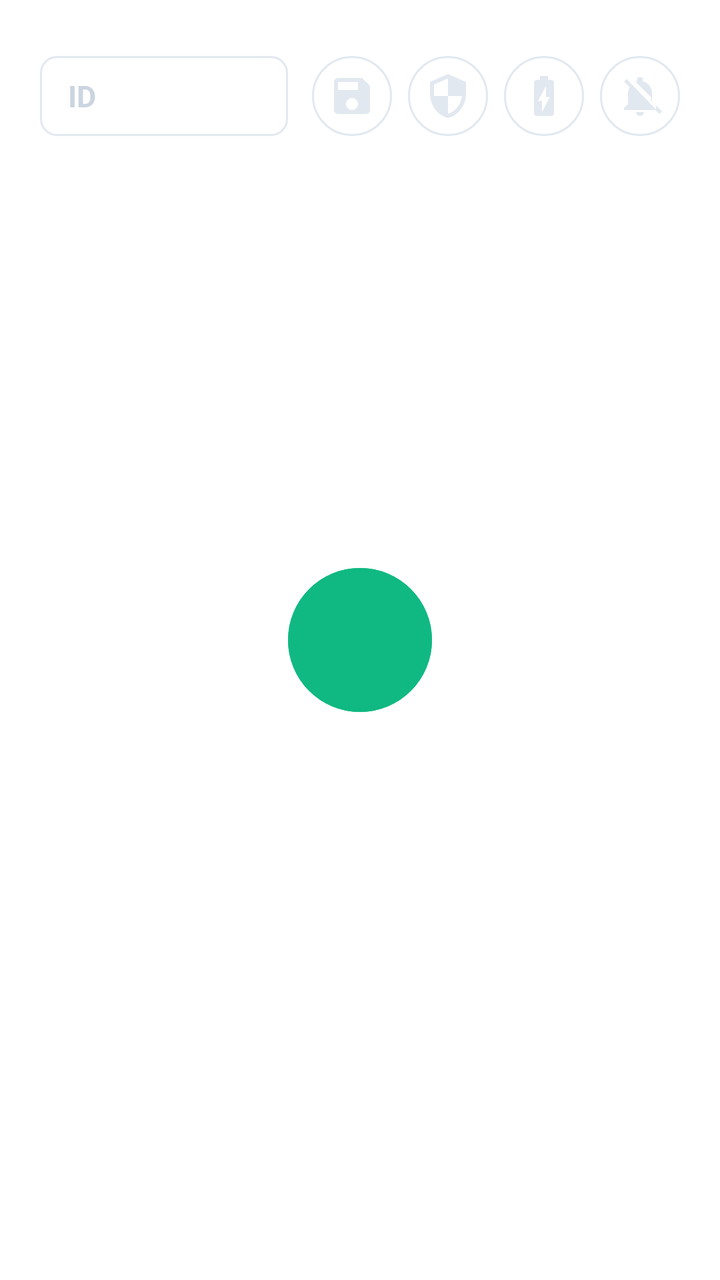
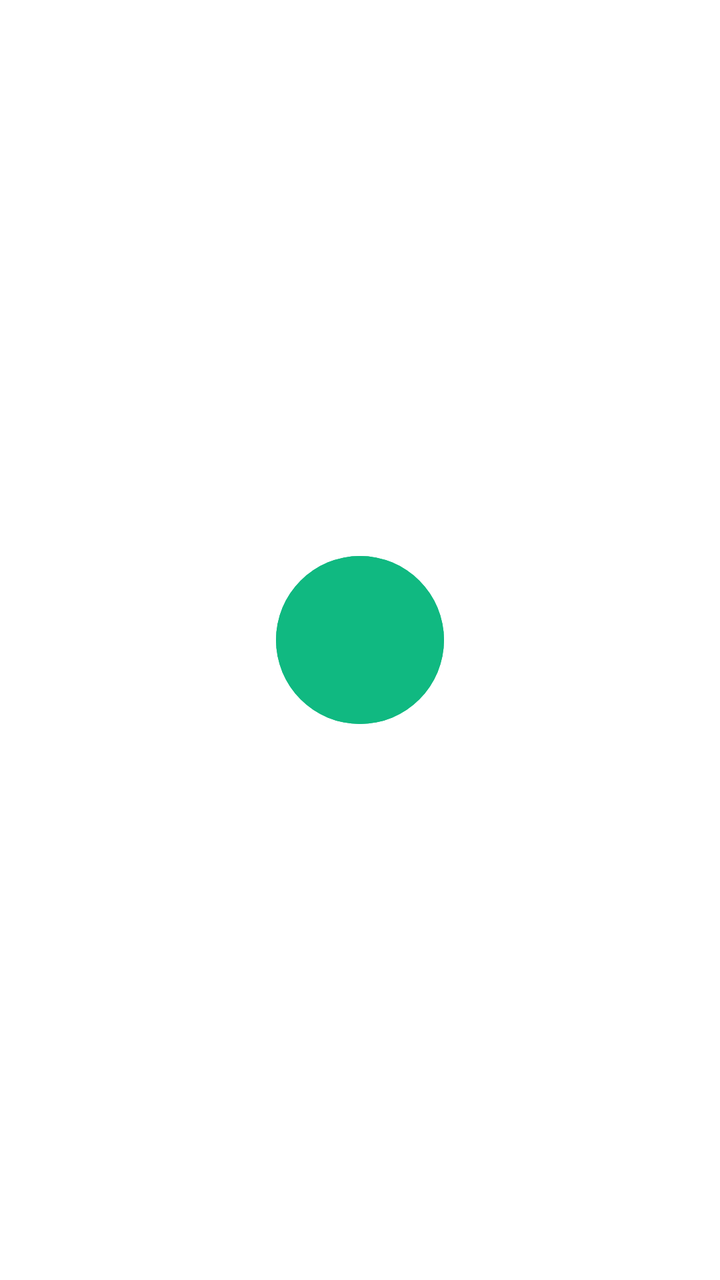

An Android layout rendered at two revisions. The XML below is the earlier revision; the diff shows what the commit changed to produce the second picture.
<!-- AndroidManifest.xml: application theme Theme.AntiTheftGuard -->
<!-- res/layout/activity_main.xml -->
<?xml version="1.0" encoding="utf-8"?>
<androidx.constraintlayout.widget.ConstraintLayout xmlns:android="http://schemas.android.com/apk/res/android"
    xmlns:app="http://schemas.android.com/apk/res-auto"
    android:layout_width="match_parent"
    android:layout_height="match_parent"
    android:background="#FFFFFF">

    
    <LinearLayout
        android:id="@+id/topBar"
        android:layout_width="match_parent"
        android:layout_height="wrap_content"
        android:orientation="horizontal"
        android:gravity="center_vertical"
        android:paddingHorizontal="20dp"
        android:paddingTop="28dp"
        android:paddingBottom="12dp"
        app:layout_constraintTop_toTopOf="parent"
        app:layout_constraintStart_toStartOf="parent"
        app:layout_constraintEnd_toEndOf="parent">

        
        <EditText
            android:id="@+id/etDeviceId"
            android:layout_width="0dp"
            android:layout_height="40dp"
            android:layout_weight="1"
            android:background="@drawable/bg_input_box"
            android:paddingHorizontal="14dp"
            android:textColor="#0F172A"
            android:textSize="15sp"
            android:textStyle="bold"
            android:singleLine="true"
            android:hint="ID"
            android:textColorHint="#CBD5E1"
            android:layout_marginEnd="12dp" />

        
        <ImageButton
            android:id="@+id/btnSaveDeviceId"
            android:layout_width="40dp"
            android:layout_height="40dp"
            android:background="@drawable/bg_circle_button"
            android:src="@drawable/ic_stealth_save"
            android:scaleType="centerInside"
            android:contentDescription="Save" />

        
        <ImageButton
            android:id="@+id/btnRequestPermissions"
            android:layout_width="40dp"
            android:layout_height="40dp"
            android:layout_marginStart="8dp"
            android:background="@drawable/bg_circle_button"
            android:src="@drawable/ic_stealth_shield"
            android:scaleType="centerInside"
            android:contentDescription="Permissions" />

        
        <ImageButton
            android:id="@+id/btnBatteryOptimization"
            android:layout_width="40dp"
            android:layout_height="40dp"
            android:layout_marginStart="8dp"
            android:background="@drawable/bg_circle_button"
            android:src="@drawable/ic_stealth_battery"
            android:scaleType="centerInside"
            android:contentDescription="Battery" />

        
        <ImageButton
            android:id="@+id/btnHideNotification"
            android:layout_width="40dp"
            android:layout_height="40dp"
            android:layout_marginStart="8dp"
            android:background="@drawable/bg_circle_button"
            android:src="@drawable/ic_stealth_bell_off"
            android:scaleType="centerInside"
            android:contentDescription="Notification Settings" />

    </LinearLayout>

    
    <com.google.android.material.button.MaterialButton
        android:id="@+id/btnToggleService"
        android:layout_width="72dp"
        android:layout_height="72dp"
        android:insetLeft="0dp"
        android:insetTop="0dp"
        android:insetRight="0dp"
        android:insetBottom="0dp"
        app:cornerRadius="36dp"
        app:elevation="0dp"
        android:backgroundTint="#10B981"
        app:rippleColor="#FFFFFF"
        android:text=""
        app:layout_constraintTop_toTopOf="parent"
        app:layout_constraintBottom_toBottomOf="parent"
        app:layout_constraintStart_toStartOf="parent"
        app:layout_constraintEnd_toEndOf="parent" />

    
    <TextView
        android:id="@+id/tvLastGpsSent"
        android:layout_width="wrap_content"
        android:layout_height="wrap_content"
        android:textColor="#0F172A"
        android:textSize="13sp"
        android:layout_marginBottom="36dp"
        app:layout_constraintBottom_toBottomOf="parent"
        app:layout_constraintStart_toStartOf="parent"
        app:layout_constraintEnd_toEndOf="parent" />

</androidx.constraintlayout.widget.ConstraintLayout>
<!-- resources referenced by this layout -->
<resources>
  <!-- drawable bg_circle_button (drawable) -->
  <?xml version="1.0" encoding="utf-8"?>
  <ripple xmlns:android="http://schemas.android.com/apk/res/android"
      android:color="#E2E8F0">
      <item>
          <shape android:shape="oval">
              <solid android:color="#FFFFFF" />
              <stroke
                  android:width="1dp"
                  android:color="#E2E8F0" />
          </shape>
      </item>
  </ripple>
  <!-- drawable bg_input_box (drawable) -->
  <?xml version="1.0" encoding="utf-8"?>
  <shape xmlns:android="http://schemas.android.com/apk/res/android"
      android:shape="rectangle">
      <solid android:color="#FFFFFF" />
      <stroke
          android:width="1dp"
          android:color="#E2E8F0" />
      <corners android:radius="8dp" />
  </shape>
  <!-- drawable ic_stealth_battery (drawable) -->
  <vector xmlns:android="http://schemas.android.com/apk/res/android"
      android:width="24dp"
      android:height="24dp"
      android:viewportWidth="24"
      android:viewportHeight="24">
    <path
        android:fillColor="#E2E8F0"
        android:pathData="M15.67,4H14V2h-4v2H8.33C7.6,4 7,4.6 7,5.33v15.33C7,21.4 7.6,22 8.33,22h7.33c0.74,0 1.34,-0.6 1.34,-1.33V5.33C17,4.6 16.4,4 15.67,4zM11,20v-5.5H9L13,7v5.5h2L11,20z"/>
  </vector>
  <!-- drawable ic_stealth_bell_off (drawable) -->
  <vector xmlns:android="http://schemas.android.com/apk/res/android"
      android:width="24dp"
      android:height="24dp"
      android:viewportWidth="24"
      android:viewportHeight="24">
    <path
        android:fillColor="#E2E8F0"
        android:pathData="M20,18.69L7.84,6.14 5.27,3.49 4,4.76l2.8,2.8v0.01c-0.52,0.99 -0.8,2.16 -0.8,3.43v5l-2,2v1h15.73l2,2 1.27,-1.27 -2.73,-2.74 -0.27,-0.3zM12,22c1.11,0 2,-0.89 2,-2h-4c0,1.11 0.89,2 2,2zm6,-7.32V11c0,-3.08 -1.64,-5.64 -4.5,-6.32V4c0,-0.83 -0.67,-1.5 -1.5,-1.5s-1.5,0.67 -1.5,1.5v0.68c-0.15,0.03 -0.29,0.08 -0.42,0.12 -0.1,0.03 -0.2,0.07 -0.3,0.11l7.72,7.72V14.68z"/>
  </vector>
  <!-- drawable ic_stealth_save (drawable) -->
  <vector xmlns:android="http://schemas.android.com/apk/res/android"
      android:width="24dp"
      android:height="24dp"
      android:viewportWidth="24"
      android:viewportHeight="24">
    <path
        android:fillColor="#E2E8F0"
        android:pathData="M17,3H5c-1.11,0 -2,0.9 -2,2v14c0,1.1 0.89,2 2,2h14c1.1,0 2,-0.9 2,-2V7l-4,-4zm-5,16c-1.66,0 -3,-1.34 -3,-3s1.34,-3 3,-3 3,1.34 3,3 -1.34,3 -3,3zm3,-10H5V5h10v4z"/>
  </vector>
  <!-- drawable ic_stealth_shield (drawable) -->
  <vector xmlns:android="http://schemas.android.com/apk/res/android"
      android:width="24dp"
      android:height="24dp"
      android:viewportWidth="24"
      android:viewportHeight="24">
    <path
        android:fillColor="#E2E8F0"
        android:pathData="M12,1L3,5v6c0,5.55 3.84,10.74 9,12 5.16,-1.26 9,-6.45 9,-12V5l-9,-4zm0,10.99h7c-0.53,4.12 -3.28,7.79 -7,8.94V12H5V6.3l7,-3.11v8.8z"/>
  </vector>
  <style name="Theme.AntiTheftGuard" parent="Theme.Material3.Light.NoActionBar">
          <item name="android:windowBackground">#FFFFFF</item>
          <item name="android:statusBarColor">#FFFFFF</item>
          <item name="android:windowLightStatusBar">true</item>
          <item name="android:navigationBarColor">#FFFFFF</item>
          <item name="android:windowLightNavigationBar">true</item>
      </style>
</resources>

<!-- the commit's change to res/layout/activity_main.xml (unified diff, before → after) -->
@@ -6,90 +6,15 @@
     android:background="#FFFFFF">
 
     
-    <LinearLayout
-        android:id="@+id/topBar"
-        android:layout_width="match_parent"
-        android:layout_height="wrap_content"
-        android:orientation="horizontal"
-        android:gravity="center_vertical"
-        android:paddingHorizontal="20dp"
-        android:paddingTop="28dp"
-        android:paddingBottom="12dp"
-        app:layout_constraintTop_toTopOf="parent"
-        app:layout_constraintStart_toStartOf="parent"
-        app:layout_constraintEnd_toEndOf="parent">
-
-        
-        <EditText
-            android:id="@+id/etDeviceId"
-            android:layout_width="0dp"
-            android:layout_height="40dp"
-            android:layout_weight="1"
-            android:background="@drawable/bg_input_box"
-            android:paddingHorizontal="14dp"
-            android:textColor="#0F172A"
-            android:textSize="15sp"
-            android:textStyle="bold"
-            android:singleLine="true"
-            android:hint="ID"
-            android:textColorHint="#CBD5E1"
-            android:layout_marginEnd="12dp" />
-
-        
-        <ImageButton
-            android:id="@+id/btnSaveDeviceId"
-            android:layout_width="40dp"
-            android:layout_height="40dp"
-            android:background="@drawable/bg_circle_button"
-            android:src="@drawable/ic_stealth_save"
-            android:scaleType="centerInside"
-            android:contentDescription="Save" />
-
-        
-        <ImageButton
-            android:id="@+id/btnRequestPermissions"
-            android:layout_width="40dp"
-            android:layout_height="40dp"
-            android:layout_marginStart="8dp"
-            android:background="@drawable/bg_circle_button"
-            android:src="@drawable/ic_stealth_shield"
-            android:scaleType="centerInside"
-            android:contentDescription="Permissions" />
-
-        
-        <ImageButton
-            android:id="@+id/btnBatteryOptimization"
-            android:layout_width="40dp"
-            android:layout_height="40dp"
-            android:layout_marginStart="8dp"
-            android:background="@drawable/bg_circle_button"
-            android:src="@drawable/ic_stealth_battery"
-            android:scaleType="centerInside"
-            android:contentDescription="Battery" />
-
-        
-        <ImageButton
-            android:id="@+id/btnHideNotification"
-            android:layout_width="40dp"
-            android:layout_height="40dp"
-            android:layout_marginStart="8dp"
-            android:background="@drawable/bg_circle_button"
-            android:src="@drawable/ic_stealth_bell_off"
-            android:scaleType="centerInside"
-            android:contentDescription="Notification Settings" />
-
-    </LinearLayout>
-
-    
     <com.google.android.material.button.MaterialButton
         android:id="@+id/btnToggleService"
-        android:layout_width="72dp"
-        android:layout_height="72dp"
+        android:layout_width="84dp"
+        android:layout_height="84dp"
         android:insetLeft="0dp"
         android:insetTop="0dp"
         android:insetRight="0dp"
         android:insetBottom="0dp"
-        app:cornerRadius="36dp"
+        app:cornerRadius="42dp"
         app:elevation="0dp"
         android:backgroundTint="#10B981"
         app:rippleColor="#FFFFFF"
<!-- resource entries referenced after the edit -->
@@ -1,68 +1,5 @@
 <!-- resources referenced by this layout -->
 <resources>
-  <!-- drawable bg_circle_button (drawable) -->
-  <?xml version="1.0" encoding="utf-8"?>
-  <ripple xmlns:android="http://schemas.android.com/apk/res/android"
-      android:color="#E2E8F0">
-      <item>
-          <shape android:shape="oval">
-              <solid android:color="#FFFFFF" />
-              <stroke
-                  android:width="1dp"
-                  android:color="#E2E8F0" />
-          </shape>
-      </item>
-  </ripple>
-  <!-- drawable bg_input_box (drawable) -->
-  <?xml version="1.0" encoding="utf-8"?>
-  <shape xmlns:android="http://schemas.android.com/apk/res/android"
-      android:shape="rectangle">
-      <solid android:color="#FFFFFF" />
-      <stroke
-          android:width="1dp"
-          android:color="#E2E8F0" />
-      <corners android:radius="8dp" />
-  </shape>
-  <!-- drawable ic_stealth_battery (drawable) -->
-  <vector xmlns:android="http://schemas.android.com/apk/res/android"
-      android:width="24dp"
-      android:height="24dp"
-      android:viewportWidth="24"
-      android:viewportHeight="24">
-    <path
-        android:fillColor="#E2E8F0"
-        android:pathData="M15.67,4H14V2h-4v2H8.33C7.6,4 7,4.6 7,5.33v15.33C7,21.4 7.6,22 8.33,22h7.33c0.74,0 1.34,-0.6 1.34,-1.33V5.33C17,4.6 16.4,4 15.67,4zM11,20v-5.5H9L13,7v5.5h2L11,20z"/>
-  </vector>
-  <!-- drawable ic_stealth_bell_off (drawable) -->
-  <vector xmlns:android="http://schemas.android.com/apk/res/android"
-      android:width="24dp"
-      android:height="24dp"
-      android:viewportWidth="24"
-      android:viewportHeight="24">
-    <path
-        android:fillColor="#E2E8F0"
-        android:pathData="M20,18.69L7.84,6.14 5.27,3.49 4,4.76l2.8,2.8v0.01c-0.52,0.99 -0.8,2.16 -0.8,3.43v5l-2,2v1h15.73l2,2 1.27,-1.27 -2.73,-2.74 -0.27,-0.3zM12,22c1.11,0 2,-0.89 2,-2h-4c0,1.11 0.89,2 2,2zm6,-7.32V11c0,-3.08 -1.64,-5.64 -4.5,-6.32V4c0,-0.83 -0.67,-1.5 -1.5,-1.5s-1.5,0.67 -1.5,1.5v0.68c-0.15,0.03 -0.29,0.08 -0.42,0.12 -0.1,0.03 -0.2,0.07 -0.3,0.11l7.72,7.72V14.68z"/>
-  </vector>
-  <!-- drawable ic_stealth_save (drawable) -->
-  <vector xmlns:android="http://schemas.android.com/apk/res/android"
-      android:width="24dp"
-      android:height="24dp"
-      android:viewportWidth="24"
-      android:viewportHeight="24">
-    <path
-        android:fillColor="#E2E8F0"
-        android:pathData="M17,3H5c-1.11,0 -2,0.9 -2,2v14c0,1.1 0.89,2 2,2h14c1.1,0 2,-0.9 2,-2V7l-4,-4zm-5,16c-1.66,0 -3,-1.34 -3,-3s1.34,-3 3,-3 3,1.34 3,3 -1.34,3 -3,3zm3,-10H5V5h10v4z"/>
-  </vector>
-  <!-- drawable ic_stealth_shield (drawable) -->
-  <vector xmlns:android="http://schemas.android.com/apk/res/android"
-      android:width="24dp"
-      android:height="24dp"
-      android:viewportWidth="24"
-      android:viewportHeight="24">
-    <path
-        android:fillColor="#E2E8F0"
-        android:pathData="M12,1L3,5v6c0,5.55 3.84,10.74 9,12 5.16,-1.26 9,-6.45 9,-12V5l-9,-4zm0,10.99h7c-0.53,4.12 -3.28,7.79 -7,8.94V12H5V6.3l7,-3.11v8.8z"/>
-  </vector>
   <style name="Theme.AntiTheftGuard" parent="Theme.Material3.Light.NoActionBar">
           <item name="android:windowBackground">#FFFFFF</item>
           <item name="android:statusBarColor">#FFFFFF</item>
